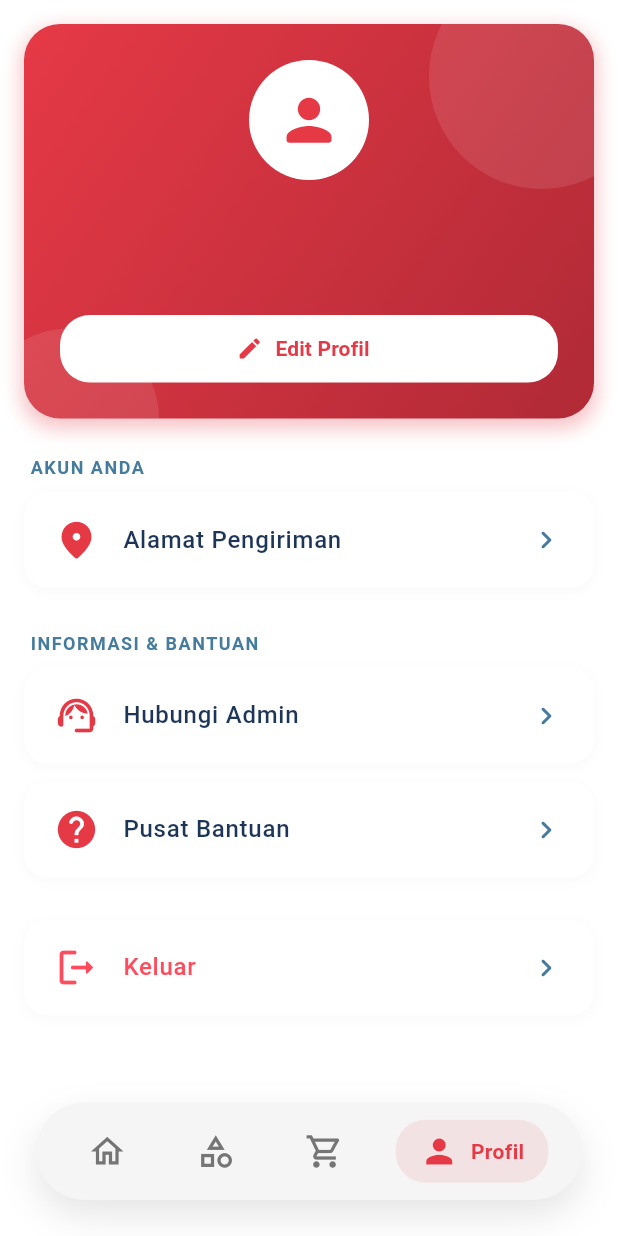
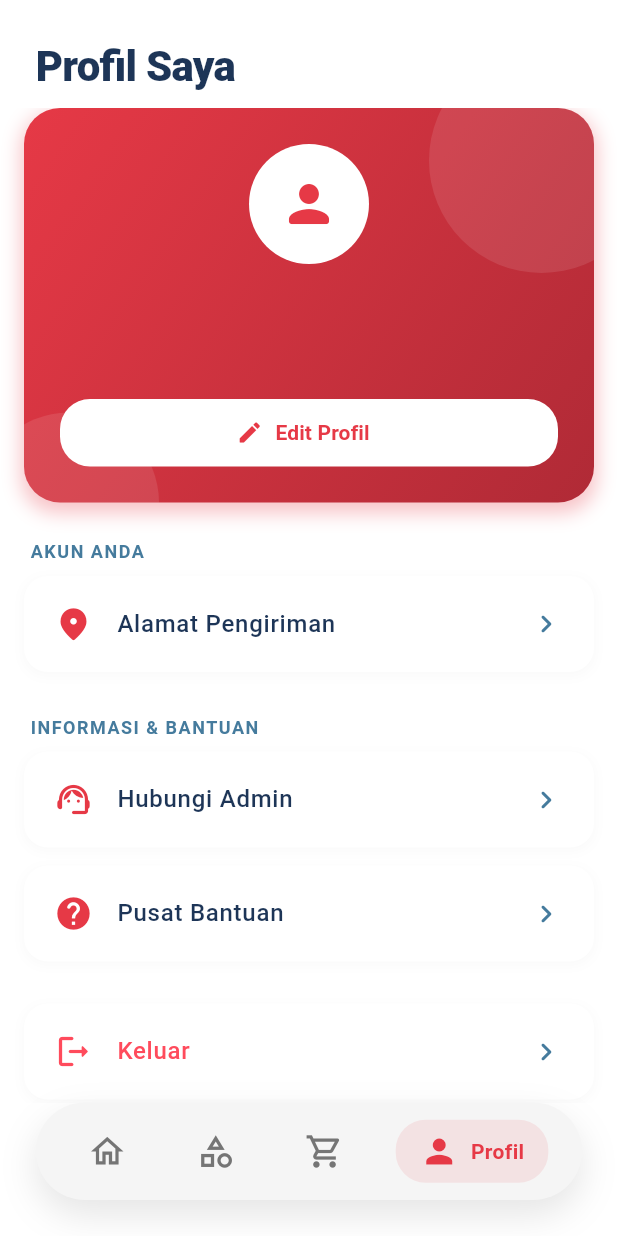
Before and after one commit to 4tmaa/HELIOT, a Flutter app: the MainNavigation screen opened directly, item 4 of the bottom bar chosen, on a phone screen of 412 x 824 dp. Run offline on Flutter 3.47's test engine with Material 3 defaults, Android fonts, the phone set to English and light mode, and no system bars; our stand-ins replace country_picker, firebase_core, firebase_messaging, flutter_dotenv, flutter_map, geocoding and 5 more; accounts and stored records are empty; generated files the repository leaves out were written again; network calls fail.

Commit message:
feat: add page title to profile screen and adjust icon sizes

```diff
--- a/lib/screens/profil_screen.dart
+++ b/lib/screens/profil_screen.dart
@@ -97,11 +97,26 @@ class _ProfilScreenState extends State<ProfilScreen> {
     return SafeArea(
       child: isLoading
           ? const Center(child: CircularProgressIndicator(color: _AppColors.primaryColor))
-          : Padding(
-              padding: const EdgeInsets.all(16.0),
-              child: ListView(
-                children: [
-                  _buildProfileCard(),
+          : Column(
+              crossAxisAlignment: CrossAxisAlignment.start,
+              children: [
+                const Padding(
+                  padding: EdgeInsets.fromLTRB(24, 24, 24, 8),
+                  child: Text(
+                    'Profil Saya',
+                    style: TextStyle(
+                      color: _AppColors.mainTextColor,
+                      fontWeight: FontWeight.w900,
+                      fontSize: 28,
+                      letterSpacing: -0.5,
+                    ),
+                  ),
+                ),
+                Expanded(
+                  child: ListView(
+                    padding: const EdgeInsets.symmetric(horizontal: 16.0),
+                    children: [
+                      _buildProfileCard(),
                   const SizedBox(height: 24),
                   _buildSectionHeader('Akun Anda'),
                   _buildMenuTile(
@@ -128,8 +143,10 @@ class _ProfilScreenState extends State<ProfilScreen> {
                     isDestructive: true,
                     onTapAction: processLogout,
                   ),
-                ],
-              ),
+                    ],
+                  ),
+                ),
+              ],
             ),
     );
   }
@@ -191,7 +208,7 @@ class _ProfilScreenState extends State<ProfilScreen> {
                   const CircleAvatar(
                     radius: 40,
                     backgroundColor: Colors.white,
-                    child: Icon(Icons.person_rounded, size: 45, color: _AppColors.primaryColor),
+                    child: Icon(Icons.person_rounded, size: 40, color: _AppColors.primaryColor),
                   ),
                   const SizedBox(height: 16),
                   Text(
@@ -281,7 +298,7 @@ class _ProfilScreenState extends State<ProfilScreen> {
       ),
       child: ListTile(
         contentPadding: const EdgeInsets.symmetric(horizontal: 20, vertical: 4),
-        leading: Icon(icon, color: iconColor, size: 30),
+        leading: Icon(icon, color: iconColor, size: 26),
         title: Text(
           title,
           style: TextStyle(color: textColor, fontWeight: FontWeight.w500),
```
